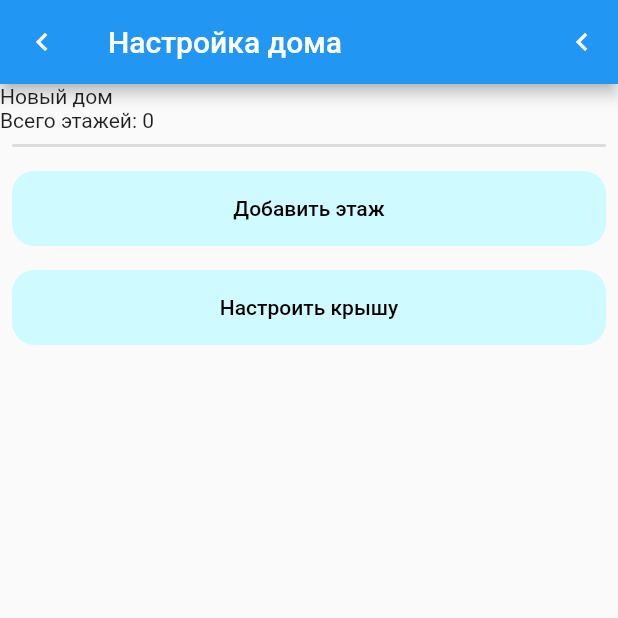
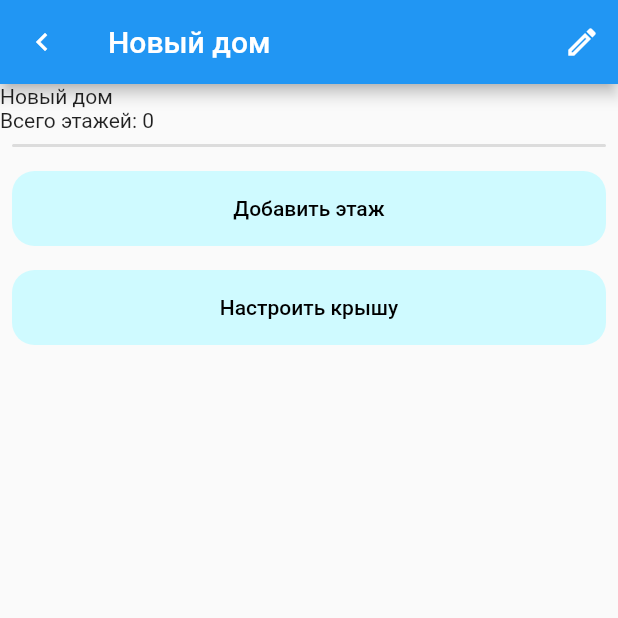
Before and after one commit to CpedaMonsterEnergyLover/BlockHouseCalculator, a Flutter app: the screen it shows after launch, after a tap on "Добавить дом", after a tap on "Новый дом", on a phone screen of 412 x 824 dp, the top half of it. Run offline on Flutter 3.47's test engine with Material 2 defaults, Android fonts, the phone set to English and light mode, and no system bars.

Commit message:
добавил изменение названия дома

```diff
--- a/lib/pages/edit_house/house_page.dart
+++ b/lib/pages/edit_house/house_page.dart
@@ -22,7 +22,7 @@ class _HousePageState extends State<HousePage> {
   Widget build(BuildContext context) {
     return Scaffold(
       appBar: AppBar(
-        title: const Text("Настройка дома"),
+        title:  Text(widget.house.name),
         leading:  IconButton(
           icon: const Icon(Icons.keyboard_arrow_left),
           onPressed: () {
@@ -30,9 +30,11 @@ class _HousePageState extends State<HousePage> {
           },
         ),
         actions: [IconButton(
-          icon: const Icon(Icons.keyboard_arrow_left),
+          icon: const Icon(Icons.edit_outlined),
           onPressed: () {
-            Navigator.pop(context);
+            setState(() {
+              AbcDialog.inputDialog(context, widget.house);
+            });
           },
         ),],
       ),
```
Also changed, not shown: lib/pages/elements/dialog.dart (+34 -0 lines).
